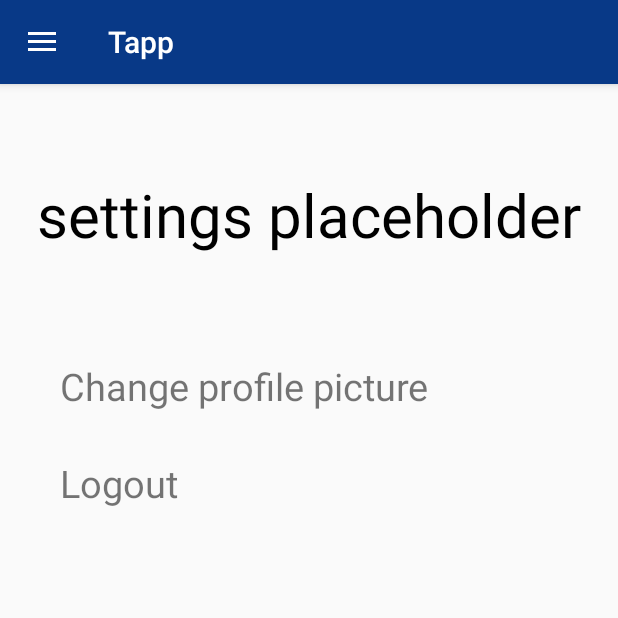
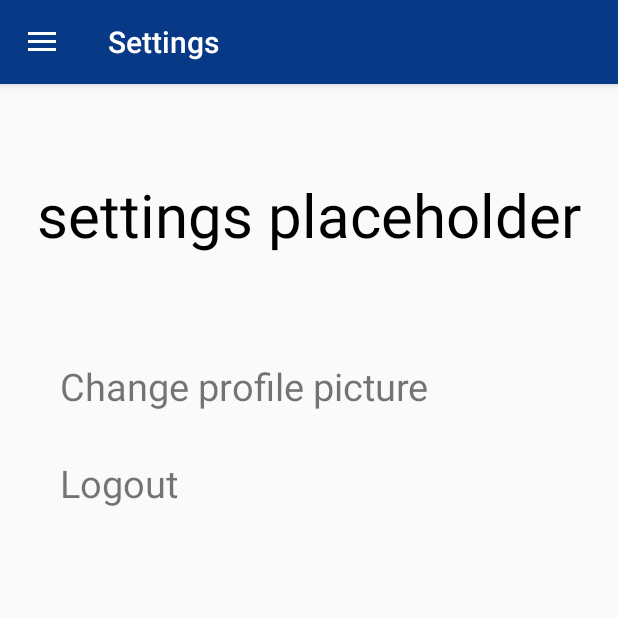
Before and after one commit to carekb684/Tapp, an Android app: the HomeActivity screen opened directly, with no data from a screen before it, in the side drawer, after a tap on "Settings", on a phone screen of 412 x 824 dp, the top half of it. Run offline under Robolectric (Android 15) with nearby library versions, the light colour scheme and no system bars; our stand-ins replace Firebase (no records; nobody signed in at launch, a user with empty details on screens opened directly).

Commit message:
scaled profile img + change appBar text on fragments + start messageFragment

```diff
--- a/app/build.gradle
+++ b/app/build.gradle
@@ -6,7 +6,7 @@ android {
     buildToolsVersion "29.0.2"
     defaultConfig {
         applicationId "com.main.tapp"
-        minSdkVersion 16
+        minSdkVersion 19
         targetSdkVersion 29
         versionCode 1
         versionName "1.0"
@@ -19,6 +19,10 @@ android {
             minifyEnabled false
             proguardFiles getDefaultProguardFile('proguard-android-optimize.txt'), 'proguard-rules.pro'
         }
+    }
+    compileOptions {
+        sourceCompatibility JavaVersion.VERSION_1_8
+        targetCompatibility JavaVersion.VERSION_1_8
     }
 }
 
--- a/app/src/main/java/com/main/tapp/HomeActivity.java
+++ b/app/src/main/java/com/main/tapp/HomeActivity.java
@@ -35,7 +35,7 @@ import com.google.firebase.storage.StorageReference;
 import javax.annotation.Nullable;
 
 public class HomeActivity extends AppCompatActivity implements NavigationView.OnNavigationItemSelectedListener,
-        BrowseFragment.DataPassListener, androidx.fragment.app.FragmentManager.OnBackStackChangedListener {
+        BrowseFragment.DataPassListener, SettingsFragment.DataPassListener, androidx.fragment.app.FragmentManager.OnBackStackChangedListener {
 
     private static final String TAG = "HomeActivity";
     private TextView mUsernameTV;
@@ -81,6 +81,7 @@ public class HomeActivity extends AppCompatActivity implements NavigationView.On
             //start with this fragment selected
             getSupportFragmentManager().beginTransaction().replace(R.id.fragment_container,
                     new BrowseFragment()).commit();
+            getSupportActionBar().setTitle("Browse");
         }
     }
 
@@ -133,7 +134,14 @@ public class HomeActivity extends AppCompatActivity implements NavigationView.On
                 }
             });
 
-            //init user IMAGE
+            initUserImage();
+        } else {
+            Toast.makeText(HomeActivity.this, "User login error", Toast.LENGTH_SHORT);
+            Log.d(TAG,"initUser: User should be logged in but is not.");
+        }
+    }
+
+    private void initUserImage() {
         String uid = mCurrentUser.getUid();
         StorageReference imageRef = mStorageRef.child("images/users/" + uid + "/image.png");
         //File file = new File(Environment.getExternalStorageDirectory(), "file_name");
@@ -141,18 +149,14 @@ public class HomeActivity extends AppCompatActivity implements NavigationView.On
         imageRef.getBytes(ONE_MEGABYTE).addOnSuccessListener(new OnSuccessListener<byte[]>() {
             @Override
             public void onSuccess(byte[] bytes) {
-                    Bitmap bImage = BitmapFactory.decodeByteArray(bytes, 0, bytes.length);
+                Bitmap bTemp = BitmapFactory.decodeByteArray(bytes, 0, bytes.length);
+                Bitmap scaledBitmap = Bitmap.createScaledBitmap(bTemp, 200, 200, false);
                 RoundedBitmapDrawable roundBImage =
-                            RoundedBitmapDrawableFactory.create(getResources(), bImage);
+                        RoundedBitmapDrawableFactory.create(getResources(), scaledBitmap);
                 roundBImage.setCircular(true);
                 mUserImage.setImageDrawable(roundBImage);
             }
         });
-
-        } else {
-            Toast.makeText(HomeActivity.this, "User login error", Toast.LENGTH_SHORT);
-            Log.d(TAG,"initUser: User should be logged in but is not.");
-        }
     }
 
     private void initViews(NavigationView navView) {
@@ -194,20 +198,27 @@ public class HomeActivity extends AppCompatActivity implements NavigationView.On
                 case R.id.nav_calender:
                     getSupportFragmentManager().beginTransaction().replace(R.id.fragment_container,
                         new CalenderFragment()).commit();
+                    getSupportActionBar().setTitle("Calender");
                     break;
                 case R.id.nav_browse:
                     getSupportFragmentManager().beginTransaction().replace(R.id.fragment_container,
                         new BrowseFragment()).commit();
+                    getSupportActionBar().setTitle("Browse");
                     break;
-
                 case R.id.nav_create_job:
                     getSupportFragmentManager().beginTransaction().replace(R.id.fragment_container,
                             new CreateJobFragment()).commit();
+                    getSupportActionBar().setTitle("Create job");
                 break;
-
                 case R.id.nav_settings:
                     getSupportFragmentManager().beginTransaction().replace(R.id.fragment_container,
                         new SettingsFragment()).commit();
+                    getSupportActionBar().setTitle("Settings");
+                    break;
+                case R.id.nav_messages:
+                    getSupportFragmentManager().beginTransaction().replace(R.id.fragment_container,
+                            new MessagesFragment()).commit();
+                    getSupportActionBar().setTitle("My messages");
                     break;
         }
 
@@ -256,4 +267,12 @@ public class HomeActivity extends AppCompatActivity implements NavigationView.On
     public void onBackStackChanged() {
         displayHomeUpOrHamburger();
     }
+
+    /** Callback from SettingsFragment to update userImage
+     *
+     */
+    @Override
+    public void updateUserData() {
+        initUserImage();
     }
+}
--- a/app/src/main/java/com/main/tapp/SettingsFragment.java
+++ b/app/src/main/java/com/main/tapp/SettingsFragment.java
@@ -39,6 +39,11 @@ public class SettingsFragment extends Fragment {
     private StorageReference mStorageRef;
     private FirebaseAuth mAuth;
 
+    private DataPassListener mCallback;
+
+    public interface DataPassListener{
+        public void updateUserData();
+    }
 
     @Nullable
     @Override
@@ -86,6 +91,7 @@ public class SettingsFragment extends Fragment {
             @Override
             public void onSuccess(UploadTask.TaskSnapshot taskSnapshot) {
                 toastMsg("Successfully uploaded image");
+                mCallback.updateUserData();
             }
         }).addOnFailureListener(new OnFailureListener() {
             @Override
@@ -149,4 +155,20 @@ public class SettingsFragment extends Fragment {
         }
         return true;
     }
+
+    @Override
+    public void onAttach(Context context)
+    {
+        super.onAttach(context);
+        // This makes sure that the host activity has implemented the callback interface
+        // If not, it throws an exception
+        try
+        {
+            mCallback = (DataPassListener) context;
+        }
+        catch (ClassCastException e)
+        {
+            throw new ClassCastException(context.toString()+ " must implement DataPassListener");
+        }
+    }
 }
--- /dev/null
+++ b/app/src/main/res/drawable/ic_chat_black_24dp.xml
@@ -0,0 +1,9 @@
+<vector xmlns:android="http://schemas.android.com/apk/res/android"
+        android:width="24dp"
+        android:height="24dp"
+        android:viewportWidth="24.0"
+        android:viewportHeight="24.0">
+    <path
+        android:fillColor="#FF000000"
+        android:pathData="M20,2L4,2c-1.1,0 -1.99,0.9 -1.99,2L2,22l4,-4h14c1.1,0 2,-0.9 2,-2L22,4c0,-1.1 -0.9,-2 -2,-2zM6,9h12v2L6,11L6,9zM14,14L6,14v-2h8v2zM18,8L6,8L6,6h12v2z"/>
+</vector>
--- a/app/src/main/res/menu/activity_nav_drawer_drawer.xml
+++ b/app/src/main/res/menu/activity_nav_drawer_drawer.xml
@@ -20,6 +20,10 @@
             android:id="@+id/nav_calender"
             android:icon="@drawable/ic_event_black_24dp"
             android:title="@string/menu_calender" />
+        <item
+            android:id="@+id/nav_messages"
+            android:icon="@drawable/ic_chat_black_24dp"
+            android:title="@string/menu_messages" />
     </group>
 
 </menu>
--- a/app/src/main/res/values/strings.xml
+++ b/app/src/main/res/values/strings.xml
@@ -22,4 +22,5 @@
     <string name="menu_calender">Calender</string>
     <string name="submit">Submit</string>
     <string name="contact">Contact</string>
+    <string name="menu_messages">My messages</string>
 </resources>
```
Also changed, not shown: app/src/main/java/com/main/tapp/MessagesFragment.java (added, +19 -0 lines), app/src/main/res/layout/fragment_messages.xml (added, +12 -0 lines). Lines whose indentation alone changed are shown as unchanged.
